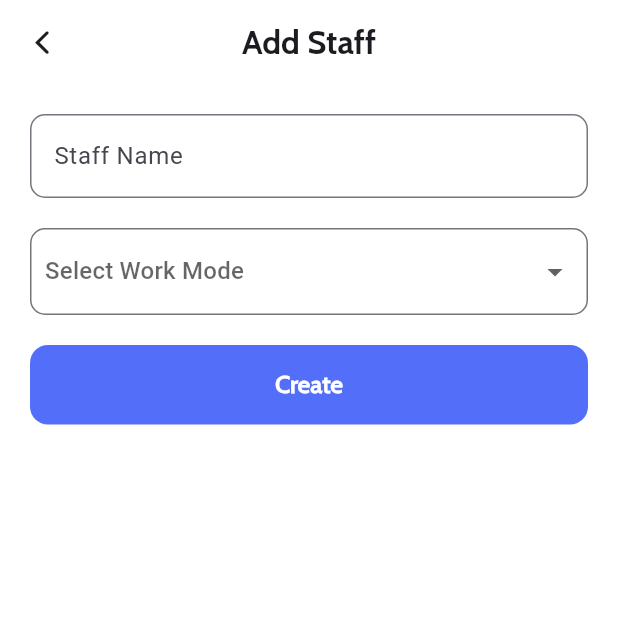
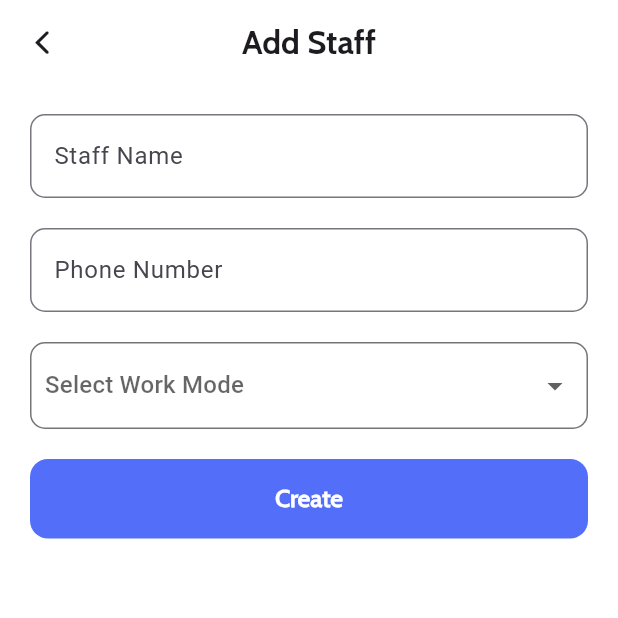
Before and after one commit to Shyamjith-Haridas/eroll, a Flutter app: the CreateStaffScreen screen opened by its route, on a phone screen of 412 x 824 dp, the top half of it. Run offline on Flutter 3.47's test engine with Material 3 defaults, Android fonts, the phone set to English and light mode, and no system bars; our stand-ins replace animate_do, easy_date_timeline, lottie; missing offline and left inert: drawerbehavior.

Commit message:
re-arranged the features

```diff
--- a/lib/core/routes/app_route_config.dart
+++ b/lib/core/routes/app_route_config.dart
@@ -1,7 +1,7 @@
 import 'package:eroll/core/routes/app_route_names.dart';
 import 'package:eroll/features/attendance/view/attendance_screen.dart';
 import 'package:eroll/features/create_staff/views/create_staff_screen.dart';
-import 'package:eroll/features/create_work/view/create_work_screen.dart';
+import 'package:eroll/features/works/create_work/view/create_work_screen.dart';
 import 'package:eroll/features/home/view/home_screen.dart';
 import 'package:eroll/features/leave/staff_leave_screen.dart';
 import 'package:eroll/features/onboarding/onboard_screen.dart';
@@ -10,8 +10,8 @@ import 'package:eroll/features/payroll/monthly_payroll/payroll_month_screen.dart
 import 'package:eroll/features/payroll/staff_payroll_report/view/staff_payroll_report_screen.dart';
 import 'package:eroll/features/payroll/staff_list_payroll/staff_list_payroll_screen.dart';
 import 'package:eroll/features/staffs/view/staffs_screen.dart';
-import 'package:eroll/features/update_work_status_screen.dart';
-import 'package:eroll/features/works/view/works_site_screen.dart';
+import 'package:eroll/features/works/update_work/view/update_work_status_screen.dart';
+import 'package:eroll/features/works/work_site/view/works_site_screen.dart';
 import 'package:flutter/material.dart';
 
 import '../../features/bottom_nav/bottom_nav_bar.dart';
--- a/lib/features/bottom_nav/bottom_nav_bar.dart
+++ b/lib/features/bottom_nav/bottom_nav_bar.dart
@@ -2,7 +2,7 @@ import 'package:eroll/core/constants/app_colors.dart';
 import 'package:eroll/features/attendance/view/attendance_screen.dart';
 import 'package:eroll/features/home/view/home_screen.dart';
 import 'package:eroll/features/staffs/view/staffs_screen.dart';
-import 'package:eroll/features/works/view/works_site_screen.dart';
+import 'package:eroll/features/works/work_site/view/works_site_screen.dart';
 import 'package:flutter/cupertino.dart';
 import 'package:flutter/material.dart';
 
--- a/lib/features/create_staff/views/create_staff_screen.dart
+++ b/lib/features/create_staff/views/create_staff_screen.dart
@@ -3,6 +3,7 @@ import 'package:eroll/core/constants/app_colors.dart';
 import 'package:eroll/core/constants/data_constants.dart';
 import 'package:flutter/cupertino.dart';
 import 'package:flutter/material.dart';
+import 'package:flutter/services.dart';
 
 class CreateStaffScreen extends StatefulWidget {
   const CreateStaffScreen({super.key});
@@ -32,13 +33,12 @@ class _CreateStaffScreenState extends State<CreateStaffScreen> {
           child: Column(
             children: [
               // Employee name
+              TextField(decoration: InputDecoration(labelText: 'Staff Name')),
+              SizedBox(height: 20),
+
               TextField(
-                decoration: InputDecoration(
-                  // border: OutlineInputBorder(
-                  //   borderRadius: BorderRadius.circular(10),
-                  // ),
-                  labelText: 'Staff Name',
-                ),
+                keyboardType: TextInputType.number,
+                decoration: InputDecoration(label: Text('Phone Number')),
               ),
               SizedBox(height: 20),
 
--- a/lib/features/update_work_status_screen.dart
+++ b/lib/features/works/update_work/view/update_work_status_screen.dart
@@ -1,6 +1,6 @@
 import 'package:eroll/components/button_widget.dart';
 import 'package:eroll/core/constants/app_colors.dart';
-import 'package:eroll/features/create_work/view/components/create_work_calendar_widget.dart';
+import 'package:eroll/features/works/create_work/view/components/create_work_calendar_widget.dart';
 import 'package:flutter/material.dart';
 
 class UpdateWorkStatusScreen extends StatefulWidget {
--- a/lib/features/works/view/works_site_screen.dart
+++ b/lib/features/works/work_site/view/works_site_screen.dart
@@ -2,7 +2,7 @@ import 'package:eroll/core/constants/app_colors.dart';
 import 'package:eroll/core/constants/app_texts.dart';
 import 'package:eroll/core/constants/data_constants.dart';
 import 'package:eroll/core/routes/app_route_names.dart';
-import 'package:eroll/features/works/view/components/works_list_tile_widget.dart';
+import 'package:eroll/features/works/work_site/view/components/works_list_tile_widget.dart';
 import 'package:flutter/material.dart';
 
 class WorksSiteScreen extends StatefulWidget {
```
Also changed, not shown: lib/features/works/create_work/view/components/create_work_calendar_widget.dart (renamed from lib/features/create_work/view/components/create_work_calendar_widget.dart), lib/features/works/create_work/view/create_work_screen.dart (renamed from lib/features/create_work/view/create_work_screen.dart), lib/features/works/work_site/view/components/works_list_tile_widget.dart (renamed from lib/features/works/view/components/works_list_tile_widget.dart), 1 other file.
